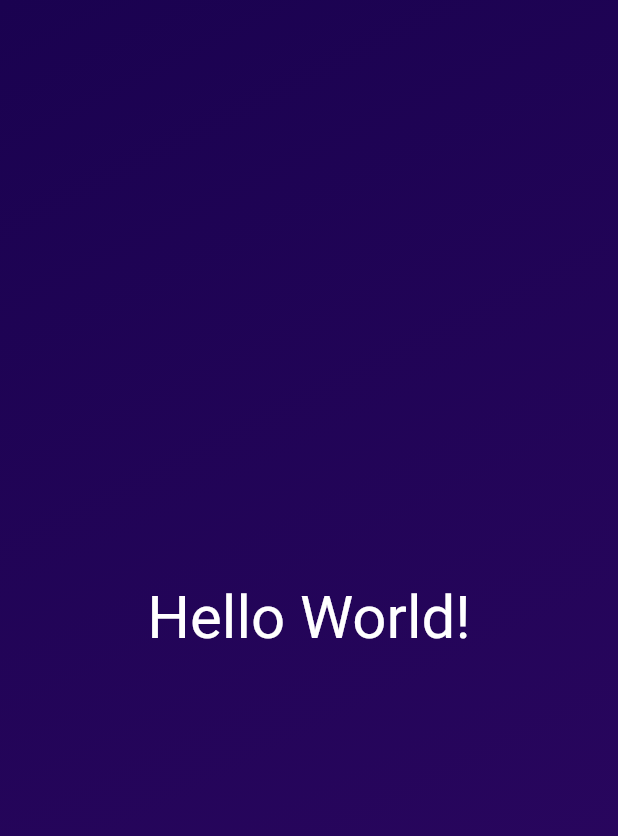
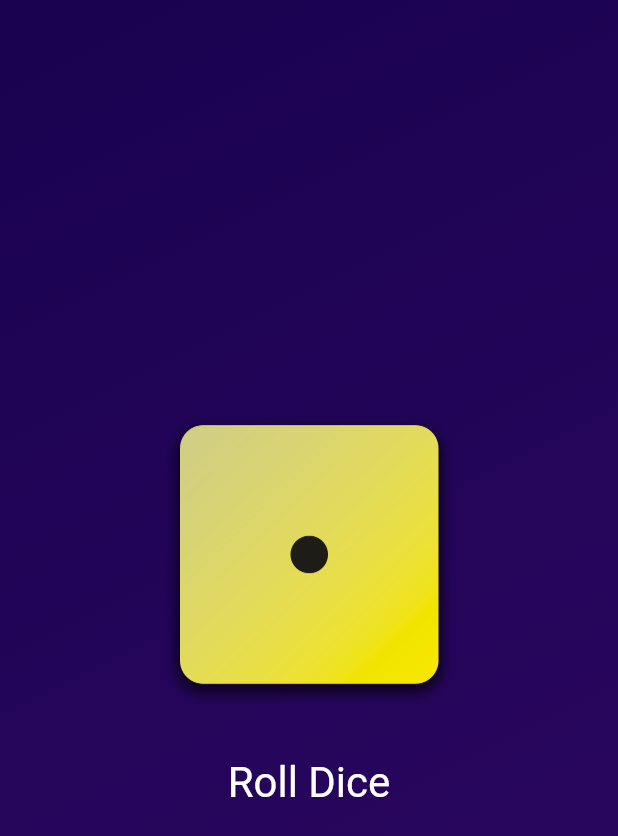
Before and after one commit to arunanksharan/flutter_projects, a Flutter app: the screen it shows after launch, on a phone screen of 412 x 824 dp. Shown: the top 836 px of the screen. Run offline on Flutter 3.47's test engine with Material 2 defaults, Android fonts, the light colour scheme and no system bars.

Commit message:
Summary: Completed Dice Roller section of the course under first app
Learnings:
1. Widget tree
2. Stateless and Stateful Widgets
3. Constructor funciton which can take in parameters which in turn can be used inside build() function (similar to render in reactjs)
4. Multiple constructor functions are allowed in a single class in Dart

```diff
--- /dev/null
+++ b/first_app/lib/dice_roller.dart
@@ -0,0 +1,45 @@
+import 'package:flutter/material.dart';
+import 'dart:math';
+
+class DiceRoller extends StatefulWidget {
+  const DiceRoller({Key? key}) : super(key: key);
+
+  @override
+  State<DiceRoller> createState() {
+    return _DiceRollerState();
+  }
+} // class DiceRoller extends StatefulWidget
+
+class _DiceRollerState extends State<DiceRoller> {
+  final randomizer = Random();
+  var currentDiceRoll = 1;
+
+  void rollDice() {
+    setState(() {
+      currentDiceRoll = randomizer.nextInt(6) + 1;
+    });
+  }
+
+  @override
+  Widget build(context) {
+    return Column(
+      mainAxisSize: MainAxisSize.min,
+      children: [
+        Image.asset(
+          'assets/images/dice-images/dice-$currentDiceRoll.png',
+          width: 200,
+        ),
+        const SizedBox(height: 20),
+        TextButton(
+          onPressed: rollDice,
+          style: TextButton.styleFrom(
+            padding: const EdgeInsets.all(16),
+            foregroundColor: Colors.white,
+            textStyle: const TextStyle(fontSize: 28),
+          ),
+          child: const Text('Roll Dice'),
+        )
+      ],
+    );
+  }
+}
--- a/first_app/lib/gradient_container.dart
+++ b/first_app/lib/gradient_container.dart
@@ -1,3 +1,4 @@
+import 'package:first_app/dice_roller.dart';
 import 'package:flutter/material.dart';
 import 'package:first_app/styled_text.dart';
 
@@ -20,7 +21,7 @@
         ),
       ),
       child: const Center(
-        child: StyledText('Hello World!'),
+        child: DiceRoller(),
       ),
     );
   }
```
